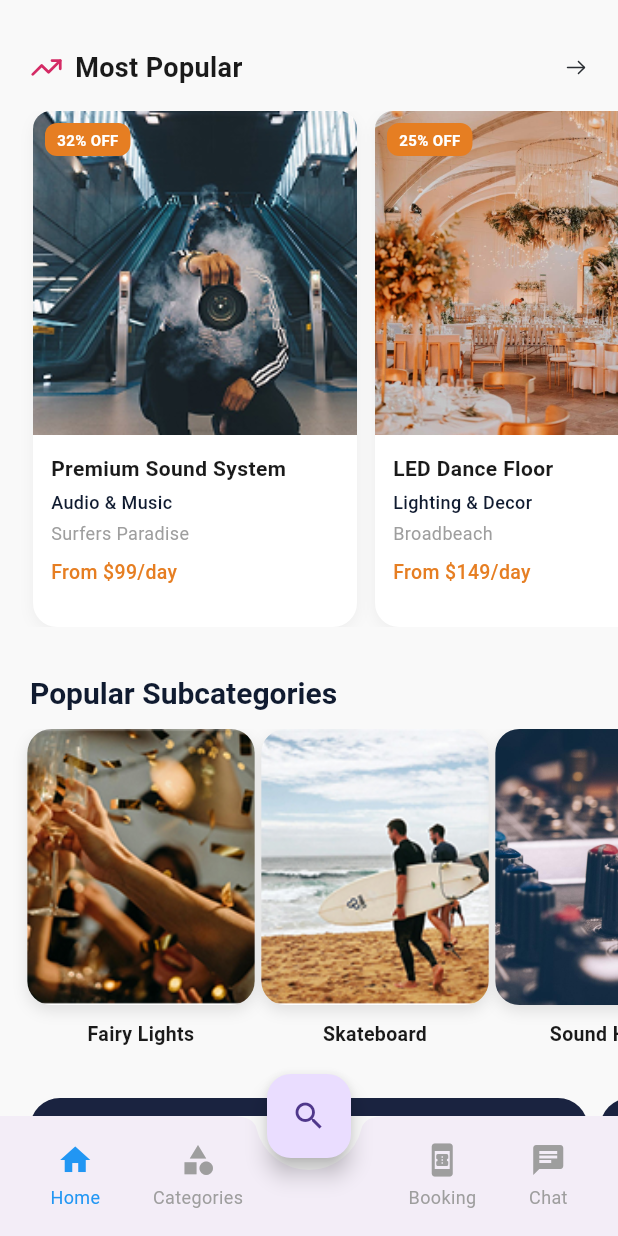
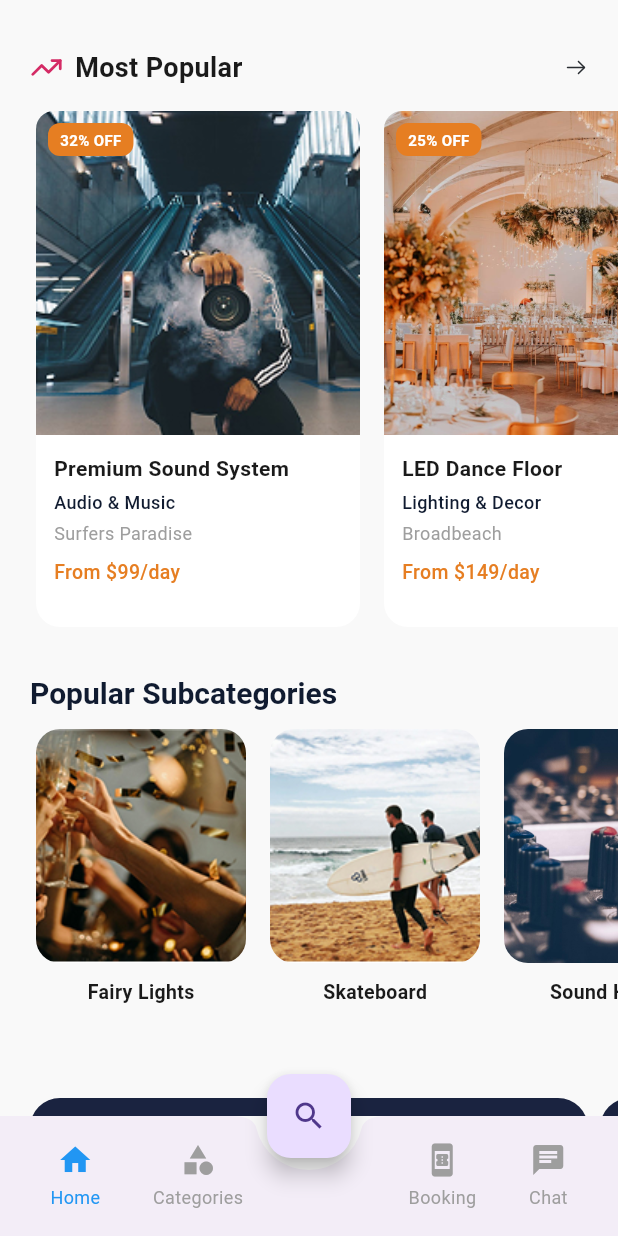
Before and after one commit to Nimesh07Lawati/unoapp, a Flutter app: the screen it shows after launch, scrolled down 576 dp, on a phone screen of 412 x 824 dp. Run offline on Flutter 3.47's test engine with Material 3 defaults, Android fonts, the light colour scheme and no system bars; our stand-ins replace flutter_svg, go_router; Roboto replaces fonts that are missing (PublicSans).

Commit message:
dimension updates

```diff
--- a/lib/screens/home_page_widgets/most_popular_section.dart
+++ b/lib/screens/home_page_widgets/most_popular_section.dart
@@ -72,7 +72,7 @@ class MostPopularSection extends StatelessWidget {
         ),
         const SizedBox(height: 16),
         SizedBox(
-          height: 344, // ✅ Figma card height
+          height: 344, //  Figma card height
           child: ListView.builder(
             scrollDirection: Axis.horizontal,
             padding: const EdgeInsets.symmetric(horizontal: 16),
@@ -80,20 +80,11 @@ class MostPopularSection extends StatelessWidget {
             itemBuilder: (context, index) {
               final item = popularItems[index];
               return Container(
-                width: 216, // ✅ Figma card width
-                margin: const EdgeInsets.symmetric(
-                  horizontal: 6,
-                ), // ✅ gap: 12px
+                width: 216, //  Figma card width
+                margin: const EdgeInsets.symmetric(horizontal: 8), //  gap: 16px
                 decoration: BoxDecoration(
                   color: Colors.white,
                   borderRadius: BorderRadius.circular(16),
-                  boxShadow: [
-                    BoxShadow(
-                      color: Colors.black.withOpacity(0.05),
-                      blurRadius: 8,
-                      offset: const Offset(0, 2),
-                    ),
-                  ],
                 ),
                 child: Column(
                   crossAxisAlignment: CrossAxisAlignment.start,
--- a/lib/screens/home_page_widgets/popular_sub_category_section.dart
+++ b/lib/screens/home_page_widgets/popular_sub_category_section.dart
@@ -24,7 +24,7 @@ class PopularSubcategoriesSection extends StatelessWidget {
         ),
         const SizedBox(height: 12),
         SizedBox(
-          height: 184 + 10 + 20, // ✅ image height + spacing + text height
+          height: 184 + 10 + 20, // Image height + gap + text height
           child: ListView.builder(
             scrollDirection: Axis.horizontal,
             padding: const EdgeInsets.symmetric(horizontal: 16),
@@ -37,20 +37,11 @@ class PopularSubcategoriesSection extends StatelessWidget {
                   children: [
                     // Image part
                     Container(
-                      width: 156, // ✅ Figma width
-                      height: 184, // ✅ Figma height
-                      margin: const EdgeInsets.symmetric(
-                        horizontal: 2.225, // ✅ half of gap: 4.45px
-                      ),
+                      width: 156, //  Figma width
+                      height: 156, //  Figma height
+                      margin: const EdgeInsets.symmetric(horizontal: 8),
                       decoration: BoxDecoration(
                         borderRadius: BorderRadius.circular(16),
-                        boxShadow: [
-                          BoxShadow(
-                            color: Colors.black.withOpacity(0.1),
-                            blurRadius: 8,
-                            offset: const Offset(0, 4),
-                          ),
-                        ],
                       ),
                       child: ClipRRect(
                         borderRadius: BorderRadius.circular(16),
@@ -78,7 +69,7 @@ class PopularSubcategoriesSection extends StatelessWidget {
                         fontWeight: FontWeight.w600,
                         color: Color(0xFF1A1A1A),
                       ),
-                      textAlign: TextAlign.center,
+                      textAlign: TextAlign.left,
                       maxLines: 1,
                       overflow: TextOverflow.ellipsis,
                     ),
```
Also changed, not shown: lib/screens/home_page_widgets/feature_store_section.dart (+1 -8 lines), lib/screens/home_page_widgets/party_hire_section.dart (+2 -11 lines).
